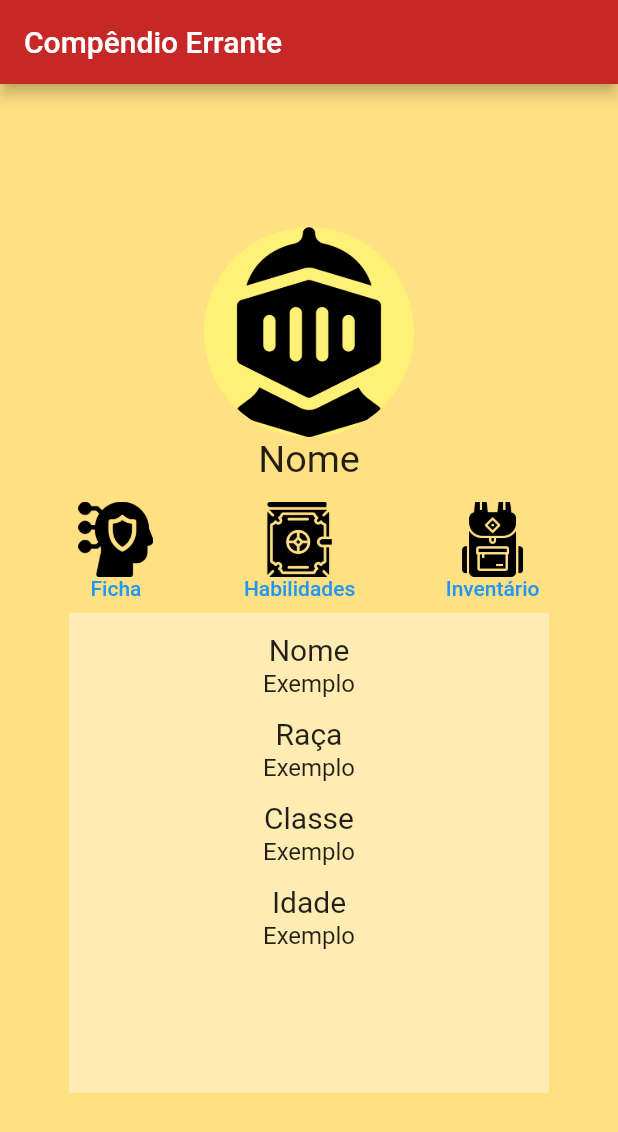
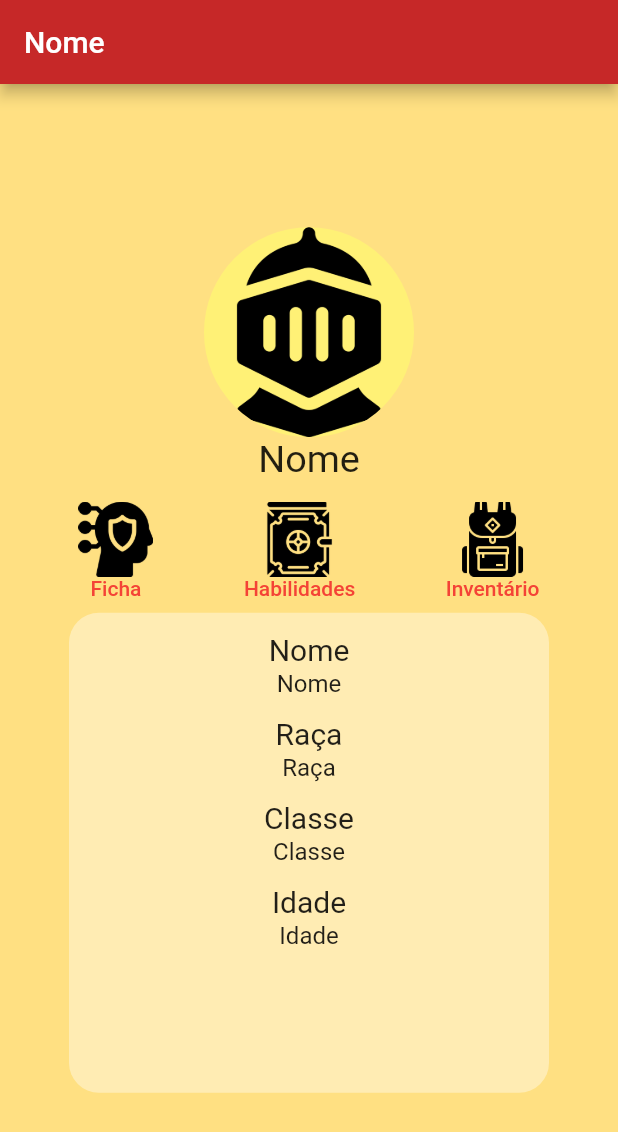
Before and after one commit to jemchaicoski/TraslateRPGApp, a Flutter app: the screen it shows after launch, on a phone screen of 412 x 824 dp. Shown: the top 1132 px of the screen. Run offline on Flutter 3.47's test engine with Material 2 defaults, Android fonts, the light colour scheme and no system bars.

Commit message:
Clean code changes

```diff
--- a/translate_rpg_app/lib/components/ButtonsCharacterSheetWidget.dart
+++ b/translate_rpg_app/lib/components/ButtonCharacterSheetWidget.dart
@@ -1,11 +1,11 @@
 import 'package:flutter/material.dart';
 
-class ButtonsCharacterSheetWidget extends StatelessWidget {
+class ButtonCharacterSheetWidget extends StatelessWidget {
   final String labelText;
   final String imagePath;
   final Function function;
 
-  ButtonsCharacterSheetWidget(
+  ButtonCharacterSheetWidget(
       {@required this.labelText,
       @required this.imagePath,
       @required this.function});
--- a/translate_rpg_app/lib/components/CharacterInformationWidget.dart
+++ b/translate_rpg_app/lib/components/ButtonsRow.dart
@@ -1,26 +1,25 @@
 import 'package:flutter/material.dart';
-import 'package:translate_rpg_app/components/ButtonsCharacterSheetWidget.dart';
+import 'package:translate_rpg_app/components/ButtonCharacterSheetWidget.dart';
 
-class CharacterInformationWidget extends StatelessWidget {
+class ButtonsRow extends StatelessWidget {
   @override
   Widget build(BuildContext context) {
     return Container(
       margin: const EdgeInsets.only(top: 5.0),
       child: Row(
         mainAxisAlignment: MainAxisAlignment.spaceEvenly,
-        //mainAxisSize: MainAxisSize,
         children: [
-          ButtonsCharacterSheetWidget(
+          ButtonCharacterSheetWidget(
             labelText: "Ficha",
             imagePath: "images/icons/status.png",
             function: showCharacterSheet(),
           ),
-          ButtonsCharacterSheetWidget(
+          ButtonCharacterSheetWidget(
             labelText: "Habilidades",
             imagePath: "images/icons/book.png",
             function: showCharacterSkills(),
           ),
-          ButtonsCharacterSheetWidget(
+          ButtonCharacterSheetWidget(
             labelText: "Inventário",
             imagePath: "images/icons/backpack.png",
             function: showCharacterInventory(),
--- a/translate_rpg_app/lib/components/ImageIconWidget.dart
+++ b/translate_rpg_app/lib/components/ImageIconWidget.dart
@@ -1,6 +1,10 @@
 import 'package:flutter/material.dart';
 
 class ImageIconWidget extends StatelessWidget {
+  final name;
+
+  ImageIconWidget({@required this.name});
+
   @override
   Widget build(BuildContext context) {
     return Column(
@@ -11,7 +15,7 @@ class ImageIconWidget extends StatelessWidget {
           backgroundColor: Colors.yellow[300],
         ),
         Text(
-          "Nome",
+          this.name,
           textScaleFactor: 1.8,
         )
       ],
--- a/translate_rpg_app/lib/components/InformationPanel.dart
+++ b/translate_rpg_app/lib/components/InformationPanel.dart
@@ -2,7 +2,17 @@ import 'package:flutter/material.dart';
 import 'package:translate_rpg_app/components/TextCharacterSheet.dart';
 
 class InformationPanel extends StatefulWidget {
-  const InformationPanel() : super();
+  const InformationPanel(
+      {@required this.name,
+      @required this.race,
+      @required this.job,
+      @required this.age})
+      : super();
+
+  final name;
+  final race;
+  final job;
+  final age;
 
   @override
   _InformationPanelState createState() => _InformationPanelState();
@@ -16,13 +26,14 @@ class _InformationPanelState extends State<InformationPanel> {
       width: 320.0,
       decoration: BoxDecoration(
         color: Colors.amber[100],
+        borderRadius: BorderRadius.all(Radius.circular(20)),
       ),
       child: Column(
         children: [
-          TextCharacterSheet(text: "Nome"),
-          TextCharacterSheet(text: "Raça"),
-          TextCharacterSheet(text: "Classe"),
-          TextCharacterSheet(text: "Idade"),
+          TextCharacterSheet(title: "Nome", text: widget.name),
+          TextCharacterSheet(title: "Raça", text: widget.race),
+          TextCharacterSheet(title: "Classe", text: widget.job),
+          TextCharacterSheet(title: "Idade", text: widget.age),
         ],
       ),
     );
--- a/translate_rpg_app/lib/components/TextCharacterSheet.dart
+++ b/translate_rpg_app/lib/components/TextCharacterSheet.dart
@@ -1,9 +1,10 @@
 import 'package:flutter/material.dart';
 
 class TextCharacterSheet extends StatefulWidget {
+  final String title;
   final String text;
 
-  const TextCharacterSheet({@required this.text});
+  TextCharacterSheet({@required this.title, @required this.text});
 
   @override
   _TextCharacterSheetState createState() => _TextCharacterSheetState();
@@ -21,11 +22,11 @@ class _TextCharacterSheetState extends State<TextCharacterSheet> {
             Column(
               children: [
                 Text(
-                  '${widget.text}',
+                  '${widget.title}',
                   style: TextStyle(height: 2, fontSize: 20),
                 ),
                 Text(
-                  "Exemplo",
+                  widget.text,
                   style: TextStyle(height: 1, fontSize: 16),
                 ),
               ],
--- a/translate_rpg_app/lib/main.dart
+++ b/translate_rpg_app/lib/main.dart
@@ -1,5 +1,5 @@
 import 'package:flutter/material.dart';
-import 'package:translate_rpg_app/views/MyHomePage.dart';
+import 'package:translate_rpg_app/pages/MyCharacterPage.dart';
 
 void main() {
   runApp(MyApp());
@@ -11,9 +11,9 @@ class MyApp extends StatelessWidget {
     return MaterialApp(
       title: 'Flutter Demo',
       theme: ThemeData(
-        primarySwatch: Colors.blue,
+        primarySwatch: Colors.red,
       ),
-      home: MyHomePage(title: 'Flutter Demo Home Page'),
+      home: MyCharacterPage(characterName: 'Nome'),
     );
   }
 }
--- a/translate_rpg_app/lib/views/MyHomePage.dart
+++ b/translate_rpg_app/lib/pages/MyCharacterPage.dart
@@ -1,24 +1,24 @@
 import 'package:flutter/material.dart';
-import 'package:translate_rpg_app/components/CharacterInformationWidget.dart';
+import 'package:translate_rpg_app/components/ButtonsRow.dart';
 import 'package:translate_rpg_app/components/ImageIconWidget.dart';
 import 'package:translate_rpg_app/components/InformationPanel.dart';
 
-class MyHomePage extends StatefulWidget {
-  MyHomePage({Key key, this.title}) : super(key: key);
+class MyCharacterPage extends StatefulWidget {
+  MyCharacterPage({Key key, this.characterName}) : super(key: key);
 
-  final String title;
+  final String characterName;
 
   @override
-  _MyHomePageState createState() => _MyHomePageState();
+  _MyCharacterPageState createState() => _MyCharacterPageState();
 }
 
-class _MyHomePageState extends State<MyHomePage> {
+class _MyCharacterPageState extends State<MyCharacterPage> {
   @override
   Widget build(BuildContext context) {
     return Scaffold(
       appBar: AppBar(
         backgroundColor: Colors.red[800],
-        title: Text('Compêndio Errante'),
+        title: Text(widget.characterName),
       ),
 
       body: Center(
@@ -26,9 +26,14 @@ class _MyHomePageState extends State<MyHomePage> {
           crossAxisAlignment: CrossAxisAlignment.center,
           mainAxisAlignment: MainAxisAlignment.center,
           children: [
-            ImageIconWidget(),
-            CharacterInformationWidget(),
-            InformationPanel(),
+            ImageIconWidget(name: widget.characterName),
+            ButtonsRow(),
+            InformationPanel(
+              name: "Nome",
+              age: "Idade",
+              job: "Classe",
+              race: "Raça",
+            ),
           ],
         ),
       ),
```
